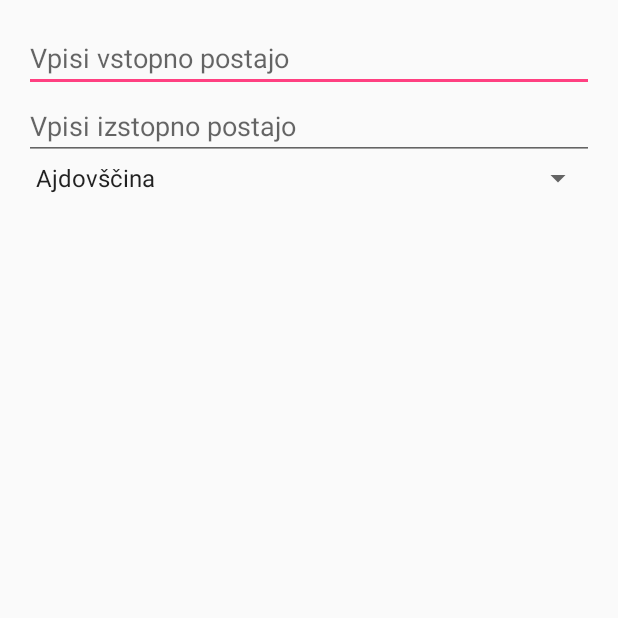
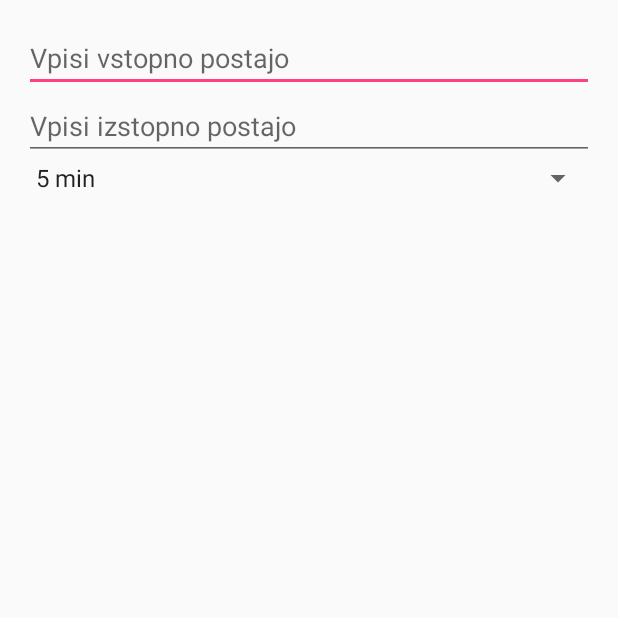
Before and after one commit to swetk/WakeUp, an Android app: the UrediDestinacijo screen opened directly, with no data from a screen before it, on a phone screen of 412 x 824 dp, the top half of it. Run offline under Robolectric (Android 15) with nearby library versions, the phone set to English and light mode, and no system bars.

Commit message:
add button add spinner timeBeforeFinalDestination strings postaje

```diff
--- a/app/src/main/res/layout/activity_uredi_destinacijo.xml
+++ b/app/src/main/res/layout/activity_uredi_destinacijo.xml
@@ -1,5 +1,6 @@
 <?xml version="1.0" encoding="utf-8"?>
 <RelativeLayout xmlns:android="http://schemas.android.com/apk/res/android"
+    xmlns:app="http://schemas.android.com/apk/res-auto"
     xmlns:tools="http://schemas.android.com/tools"
     android:id="@+id/activity_uredi_destinacijo"
     android:layout_width="match_parent"
@@ -33,7 +34,7 @@
         android:layout_height="wrap_content"
         android:id="@+id/spinnerDnevi"
         android:spinnerMode="dialog"
-        android:entries="@array/postaje"
+        android:entries="@array/ure"
         android:layout_below="@+id/iztopnaPostaja"
         android:layout_alignParentLeft="true"
         android:layout_alignParentStart="true" />
--- a/app/src/main/res/values/strings.xml
+++ b/app/src/main/res/values/strings.xml
@@ -273,6 +273,11 @@
         <item>Žalec </item>
         <item>Žalna </item>
         <item>Žirovnica</item>
+    </string-array>
 
+    <string-array name="ure">
+        <item>5 min</item>
+        <item>10 min</item>
+        <item>15 min</item>
     </string-array>
 </resources>
```
Also changed, not shown: app/src/main/res/layout/tool_bar.xml (+6 -2 lines).
